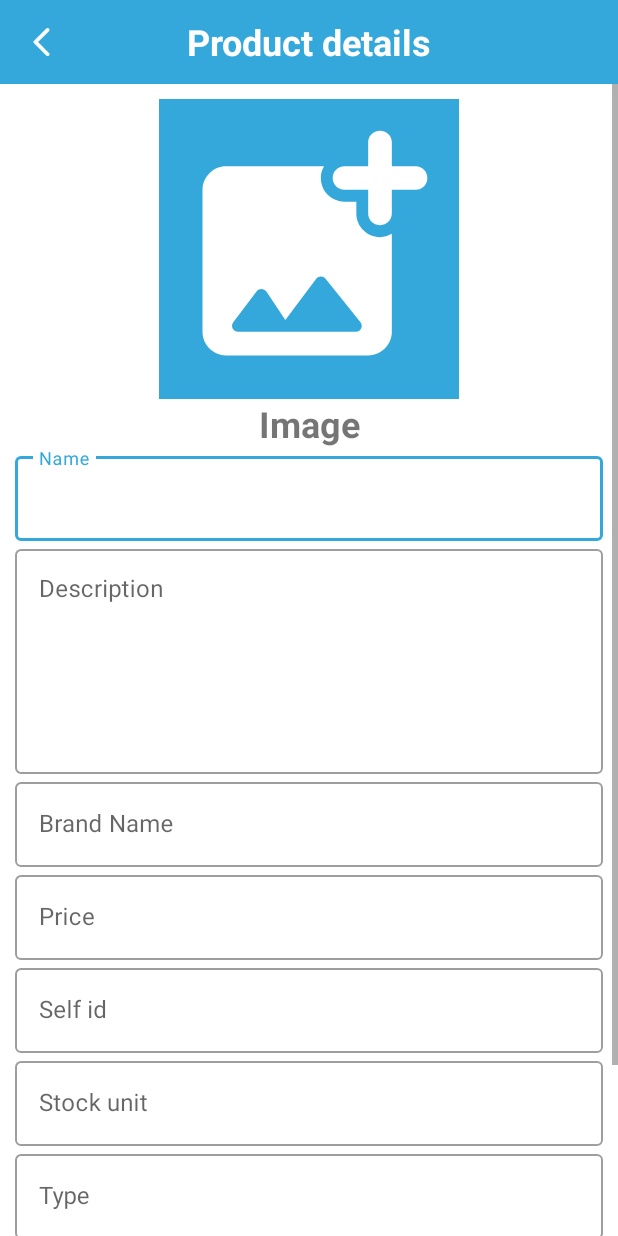
After one commit to Iam-Karan/SnowRemoverAndroid, an Android app: the AdminProductDetailActivity screen opened directly, with no data from a screen before it, on a phone screen of 412 x 824 dp. The commit adds this screen. Run offline under Robolectric (Android 15) with nearby library versions, the phone set to English and light mode, and no system bars; our stand-ins replace Firebase (no records; nobody signed in at launch, a user with empty details on screens opened directly); pictures from the network do not load; 2 statements that could not run were skipped.

Commit message:
add product add or edit page for admin

```diff
--- a/app/src/main/java/com/snowremover/snowremoverandroid/admin/AdminProductAdapter.java
+++ b/app/src/main/java/com/snowremover/snowremoverandroid/admin/AdminProductAdapter.java
@@ -40,6 +40,7 @@ public class AdminProductAdapter extends RecyclerView.Adapter<AdminProductAdapte
     private Context context;
     FirebaseFirestore firestore;
     String uId;
+
 
     public AdminProductAdapter(ArrayList<AdminProductModel> cartProductData, ArrayList<AdminProductModel> copyData) {
         this.cartProductData = cartProductData;
@@ -108,7 +109,7 @@ public class AdminProductAdapter extends RecyclerView.Adapter<AdminProductAdapte
                             .into(holder.image));
 
             holder.card.setOnClickListener(view -> {
-                Intent intent = new Intent(view.getContext(), ProductDetailActivity.class);
+                Intent intent = new Intent(view.getContext(), AdminProductDetailActivity.class);
                 intent.putExtra("ProductId", cartProductData.get(position).getId());
                 view.getContext().startActivity(intent);
             });
--- /dev/null
+++ b/app/src/main/res/drawable/ic_round_add_photo_alternate_24.xml
@@ -0,0 +1,5 @@
+<vector android:height="24dp" android:tint="@color/white"
+    android:viewportHeight="24" android:viewportWidth="24"
+    android:width="24dp" xmlns:android="http://schemas.android.com/apk/res/android">
+    <path android:fillColor="@color/white" android:pathData="M21.02,5H19V2.98c0,-0.54 -0.44,-0.98 -0.98,-0.98h-0.03c-0.55,0 -0.99,0.44 -0.99,0.98V5h-2.01c-0.54,0 -0.98,0.44 -0.99,0.98v0.03c0,0.55 0.44,0.99 0.99,0.99H17v2.01c0,0.54 0.44,0.99 0.99,0.98h0.03c0.54,0 0.98,-0.44 0.98,-0.98V7h2.02c0.54,0 0.98,-0.44 0.98,-0.98v-0.04c0,-0.54 -0.44,-0.98 -0.98,-0.98zM16,9.01V8h-1.01c-0.53,0 -1.03,-0.21 -1.41,-0.58 -0.37,-0.38 -0.58,-0.88 -0.58,-1.44 0,-0.36 0.1,-0.69 0.27,-0.98H5c-1.1,0 -2,0.9 -2,2v12c0,1.1 0.9,2 2,2h12c1.1,0 2,-0.9 2,-2v-8.28c-0.3,0.17 -0.64,0.28 -1.02,0.28 -1.09,-0.01 -1.98,-0.9 -1.98,-1.99zM15.96,19H6c-0.41,0 -0.65,-0.47 -0.4,-0.8l1.98,-2.63c0.21,-0.28 0.62,-0.26 0.82,0.02L10,18l2.61,-3.48c0.2,-0.26 0.59,-0.27 0.79,-0.01l2.95,3.68c0.26,0.33 0.03,0.81 -0.39,0.81z"/>
+</vector>
--- /dev/null
+++ b/app/src/main/res/drawable/ic_round_edit_24.xml
@@ -0,0 +1,5 @@
+<vector android:height="24dp" android:tint="@color/white"
+    android:viewportHeight="24" android:viewportWidth="24"
+    android:width="24dp" xmlns:android="http://schemas.android.com/apk/res/android">
+    <path android:fillColor="@color/white" android:pathData="M3,17.46v3.04c0,0.28 0.22,0.5 0.5,0.5h3.04c0.13,0 0.26,-0.05 0.35,-0.15L17.81,9.94l-3.75,-3.75L3.15,17.1c-0.1,0.1 -0.15,0.22 -0.15,0.36zM20.71,7.04c0.39,-0.39 0.39,-1.02 0,-1.41l-2.34,-2.34c-0.39,-0.39 -1.02,-0.39 -1.41,0l-1.83,1.83 3.75,3.75 1.83,-1.83z"/>
+</vector>
--- /dev/null
+++ b/app/src/main/res/layout/activity_admin_product_detail.xml
@@ -0,0 +1,232 @@
+<?xml version="1.0" encoding="utf-8"?>
+<LinearLayout xmlns:android="http://schemas.android.com/apk/res/android"
+    xmlns:app="http://schemas.android.com/apk/res-auto"
+    xmlns:tools="http://schemas.android.com/tools"
+    android:layout_width="match_parent"
+    android:layout_height="match_parent"
+    android:orientation="vertical"
+    tools:context=".admin.AdminProductDetailActivity">
+
+    <androidx.appcompat.widget.Toolbar
+        android:id="@+id/toolbar"
+        android:layout_width="match_parent"
+        android:layout_height="wrap_content"
+        android:background="@color/blue"
+        android:minHeight="?attr/actionBarSize"
+        android:theme="?attr/actionBarTheme"
+        tools:layout_editor_absoluteX="0dp"
+        tools:layout_editor_absoluteY="0dp"
+        android:elevation="0dp">
+
+        <ImageButton
+            android:id="@+id/back_button"
+            android:layout_width="wrap_content"
+            android:layout_height="wrap_content"
+            android:src="@drawable/ic_round_arrow_back_ios_24"
+            android:background="@android:color/transparent"/>
+
+        <TextView
+            android:layout_gravity="center"
+            android:id="@+id/headerText"
+            android:layout_width="wrap_content"
+            android:layout_height="wrap_content"
+            android:layout_centerVertical="true"
+            android:text="Product details"
+            android:textSize="24dp"
+            android:textStyle="bold"
+            android:textAlignment="center"
+            android:textColor="@color/white" />
+
+    </androidx.appcompat.widget.Toolbar>
+
+    <ScrollView
+        android:layout_width="match_parent"
+        android:layout_height="match_parent">
+
+        <LinearLayout
+            android:layout_width="match_parent"
+            android:layout_height="match_parent"
+            android:orientation="vertical"
+            android:padding="10dp">
+
+            <RelativeLayout
+                android:layout_gravity="center_horizontal"
+                android:layout_width="200dp"
+                android:layout_height="200dp">
+                <ImageView
+                    android:background="@color/blue"
+                    android:padding="5dp"
+                    android:id="@+id/product_image"
+                    android:layout_width="200dp"
+                    android:layout_height="200dp"
+                    android:layout_gravity="center_horizontal"
+                    android:scaleType="centerCrop"
+                    android:src="@drawable/ic_round_add_photo_alternate_24" />
+                <ImageButton
+                    android:visibility="gone"
+                    android:id="@+id/edit_btn"
+                    android:layout_width="40dp"
+                    android:layout_height="40dp"
+                    android:background="@drawable/pink_round_btn"
+                    android:src="@drawable/ic_round_edit_24"
+                    android:layout_alignParentRight="true"/>
+            </RelativeLayout>
+
+            <TextView
+                android:layout_width="match_parent"
+                android:layout_height="wrap_content"
+                android:text="Image"
+                android:textAlignment="center"
+                android:textSize="24sp"
+                android:textStyle="bold" />
+
+            <com.google.android.material.textfield.TextInputLayout
+                style="@style/Widget.MaterialComponents.TextInputLayout.OutlinedBox"
+                android:layout_width="match_parent"
+                android:layout_height="wrap_content"
+                android:hint="Name">
+
+                <com.google.android.material.textfield.TextInputEditText
+                    android:id="@+id/product_name"
+                    android:layout_width="match_parent"
+                    android:layout_height="wrap_content"
+                    android:inputType="text" />
+
+            </com.google.android.material.textfield.TextInputLayout>
+
+            <com.google.android.material.textfield.TextInputLayout
+                style="@style/Widget.MaterialComponents.TextInputLayout.OutlinedBox"
+                android:layout_width="match_parent"
+                android:layout_height="wrap_content"
+                android:hint="Description">
+
+                <com.google.android.material.textfield.TextInputEditText
+                    android:id="@+id/product_description"
+                    android:layout_width="match_parent"
+                    android:layout_height="wrap_content"
+                    android:inputType="textMultiLine"
+                    android:lines="8"
+                    android:minLines="6"
+                    android:gravity="top|start"
+                    android:maxLines="10" />
+
+            </com.google.android.material.textfield.TextInputLayout>
+
+
+            <com.google.android.material.textfield.TextInputLayout
+                style="@style/Widget.MaterialComponents.TextInputLayout.OutlinedBox"
+                android:layout_width="match_parent"
+                android:layout_height="wrap_content"
+                android:hint="Brand Name">
+
+                <com.google.android.material.textfield.TextInputEditText
+                    android:id="@+id/product_brand"
+                    android:layout_width="match_parent"
+                    android:layout_height="wrap_content"
+                    android:inputType="text" />
+
+            </com.google.android.material.textfield.TextInputLayout>
+
+            <com.google.android.material.textfield.TextInputLayout
+                style="@style/Widget.MaterialComponents.TextInputLayout.OutlinedBox"
+                android:layout_width="match_parent"
+                android:layout_height="wrap_content"
+                android:hint="Price">
+
+                <com.google.android.material.textfield.TextInputEditText
+                    android:id="@+id/product_price"
+                    android:layout_width="match_parent"
+                    android:layout_height="wrap_content"
+                    android:inputType="numberDecimal" />
+
+            </com.google.android.material.textfield.TextInputLayout>
+
+            <com.google.android.material.textfield.TextInputLayout
+                style="@style/Widget.MaterialComponents.TextInputLayout.OutlinedBox"
+                android:layout_width="match_parent"
+                android:layout_height="wrap_content"
+                android:hint="Self id">
+
+                <com.google.android.material.textfield.TextInputEditText
+                    android:id="@+id/product_self_id"
+                    android:layout_width="match_parent"
+                    android:layout_height="wrap_content"
+                    android:inputType="number" />
+
+            </com.google.android.material.textfield.TextInputLayout>
+
+            <com.google.android.material.textfield.TextInputLayout
+                style="@style/Widget.MaterialComponents.TextInputLayout.OutlinedBox"
+                android:layout_width="match_parent"
+                android:layout_height="wrap_content"
+                android:hint="Stock unit">
+
+                <com.google.android.material.textfield.TextInputEditText
+                    android:id="@+id/product_stock_unit"
+                    android:layout_width="match_parent"
+                    android:layout_height="wrap_content"
+                    android:inputType="number" />
+
+            </com.google.android.material.textfield.TextInputLayout>
+
+            <com.google.android.material.textfield.TextInputLayout
+                style="@style/Widget.MaterialComponents.TextInputLayout.OutlinedBox"
+                android:layout_width="match_parent"
+                android:layout_height="wrap_content"
+                android:hint="Type">
+
+                <com.google.android.material.textfield.TextInputEditText
+                    android:id="@+id/product_type"
+                    android:layout_width="match_parent"
+                    android:layout_height="wrap_content"
+                    android:inputType="text" />
+
+            </com.google.android.material.textfield.TextInputLayout>
+
+            <com.google.android.material.textfield.TextInputLayout
+                style="@style/Widget.MaterialComponents.TextInputLayout.OutlinedBox"
+                android:layout_width="match_parent"
+                android:layout_height="wrap_content"
+                android:hint="Video URL">
+
+                <com.google.android.material.textfield.TextInputEditText
+                    android:id="@+id/product_video_url"
+                    android:layout_width="match_parent"
+                    android:layout_height="wrap_content"
+                    android:inputType="textUri" />
+
+            </com.google.android.material.textfield.TextInputLayout>
+
+            <LinearLayout
+                android:layout_width="match_parent"
+                android:layout_height="wrap_content"
+                android:orientation="horizontal"
+                android:layout_marginTop="10dp">
+
+                <androidx.appcompat.widget.AppCompatButton
+                    android:id="@+id/product_archive"
+                    android:visibility="gone"
+                    android:layout_width="0dp"
+                    android:layout_height="50dp"
+                    android:layout_weight="1"
+                    android:background="@drawable/pink_round_btn"
+                    android:text="Archive"
+                    android:textColor="@color/white"
+                    android:textSize="24sp" />
+
+                <androidx.appcompat.widget.AppCompatButton
+                    android:id="@+id/product_add"
+                    android:layout_width="0dp"
+                    android:layout_height="50dp"
+                    android:layout_marginLeft="10dp"
+                    android:layout_weight="1"
+                    android:background="@drawable/blue_buttun_bg"
+                    android:text="Add PRODUCT"
+                    android:textColor="@color/white"
+                    android:textSize="24sp" />
+            </LinearLayout>
+
+        </LinearLayout>
+    </ScrollView>
+
+</LinearLayout>
--- a/app/src/main/res/layout/fragment_home.xml
+++ b/app/src/main/res/layout/fragment_home.xml
@@ -54,7 +54,8 @@
 
     <ScrollView
         android:layout_width="match_parent"
-        android:layout_height="match_parent">
+        android:layout_height="match_parent"
+        android:background="#eaeaea">
         <LinearLayout
             android:layout_width="match_parent"
             android:layout_height="wrap_content"
--- a/app/src/main/res/layout/person_fragment.xml
+++ b/app/src/main/res/layout/person_fragment.xml
@@ -54,7 +54,8 @@
 
     <ScrollView
         android:layout_width="match_parent"
-        android:layout_height="match_parent">
+        android:layout_height="match_parent"
+        android:background="#eaeaea">
         <LinearLayout
             android:layout_width="match_parent"
             android:layout_height="wrap_content"
```
Also changed, not shown: app/src/main/AndroidManifest.xml (+6 -2 lines), app/src/main/java/com/snowremover/snowremoverandroid/MainActivity.java (+20 -31 lines), app/src/main/java/com/snowremover/snowremoverandroid/admin/AdminProductDetailActivity.java (added, +283 -0 lines), app/src/main/java/com/snowremover/snowremoverandroid/admin/ui/AdminHomeFragment.java (+12 -1 lines).
